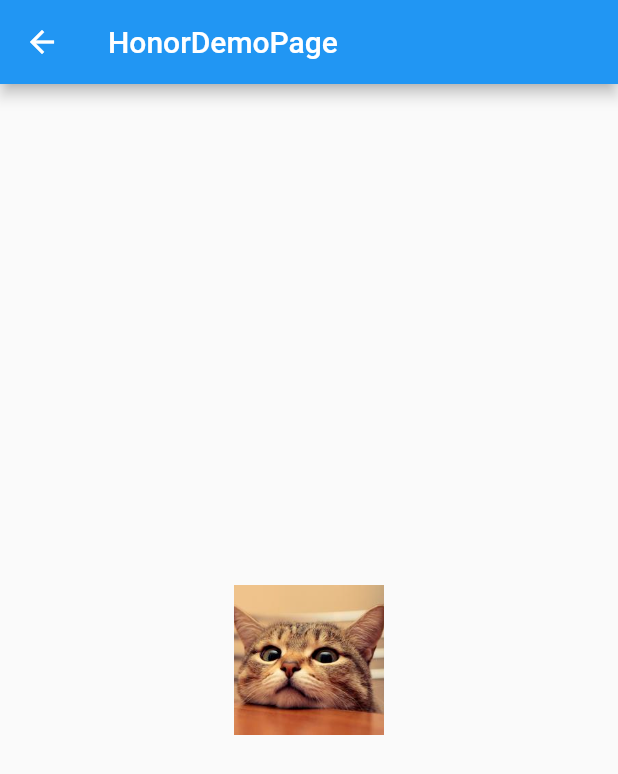
After one commit to CarGuo/gsy_flutter_book, a Flutter app: the HonorDemoPage screen opened by its route, on a phone screen of 412 x 824 dp. The commit adds this screen. Shown: the top 774 px of the screen. Run offline on Flutter 3.47's test engine with Material 2 defaults, Android fonts, the phone set to English and light mode, and no system bars; our stand-ins replace scroll_to_index.

Commit message:
共享元素动画

```diff
--- a/lib/main.dart
+++ b/lib/main.dart
@@ -3,6 +3,7 @@ import 'package:gsy_flutter_demo/widget/bubble/bubble_demo_page.dart';
 import 'package:gsy_flutter_demo/widget/clip_demo_page.dart';
 import 'package:gsy_flutter_demo/widget/controller_demo_page.dart';
 import 'package:gsy_flutter_demo/widget/custom_pull/refrsh_demo_page3.dart';
+import 'package:gsy_flutter_demo/widget/honor_demo_page.dart';
 import 'package:gsy_flutter_demo/widget/positioned_demo_page.dart';
 import 'package:gsy_flutter_demo/widget/refrsh_demo_page.dart';
 import 'package:gsy_flutter_demo/widget/refrsh_demo_page2.dart';
@@ -85,6 +86,7 @@ const routerName = [
   "绝对定位 例子",
   "弹出提示框 例子",
   "Tag 例子",
+  "共享元素 例子",
 ];
 
 Map<String, WidgetBuilder> routers = {
@@ -127,5 +129,8 @@ Map<String, WidgetBuilder> routers = {
   "widget/tags": (context) {
     return new TagDemoPage();
   },
+  "widget/honor": (context) {
+    return new HonorDemoPage();
+  },
 
 };
--- /dev/null
+++ b/lib/widget/honor_demo_page.dart
@@ -0,0 +1,63 @@
+import 'package:flutter/material.dart';
+
+///共性元素动画
+class HonorDemoPage extends StatelessWidget {
+  @override
+  Widget build(BuildContext context) {
+    return Scaffold(
+      appBar: AppBar(
+        title: new Text("HonorDemoPage"),
+      ),
+      body: Container(
+        child: Center(
+          child: new InkWell(
+            onTap: () {
+              Navigator.of(context).push(new MaterialPageRoute(
+                  builder: (context) {
+                    return HonorPage();
+                  },
+                  fullscreenDialog: true));
+            },
+
+            /// Hero  tag 共享
+            child: new Hero(
+              tag: "image",
+              child: new Image.asset(
+                "static/gsy_cat.png",
+                fit: BoxFit.cover,
+                width: 100,
+                height: 100,
+              ),
+            ),
+          ),
+        ),
+      ),
+    );
+  }
+}
+
+class HonorPage extends StatelessWidget {
+  @override
+  Widget build(BuildContext context) {
+    return new Scaffold(
+      backgroundColor: Colors.transparent,
+      body: new InkWell(
+        onTap: () {
+          Navigator.of(context).pop();
+        },
+        child: new Container(
+          alignment: Alignment.center,
+          child: new Hero(
+            tag: "image",
+            child: new Image.asset(
+              "static/gsy_cat.png",
+              fit: BoxFit.cover,
+              width: MediaQuery.of(context).size.width,
+              height: MediaQuery.of(context).size.width,
+            ),
+          ),
+        ),
+      ),
+    );
+  }
+}
```
Also changed, not shown: 1 other file.
